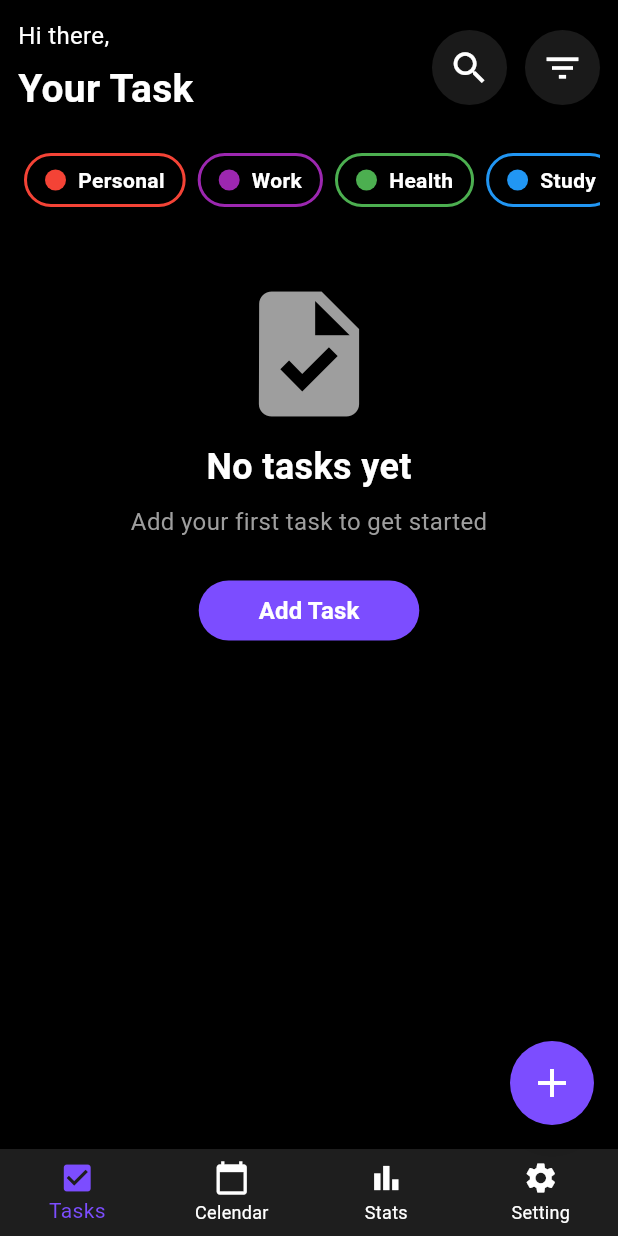
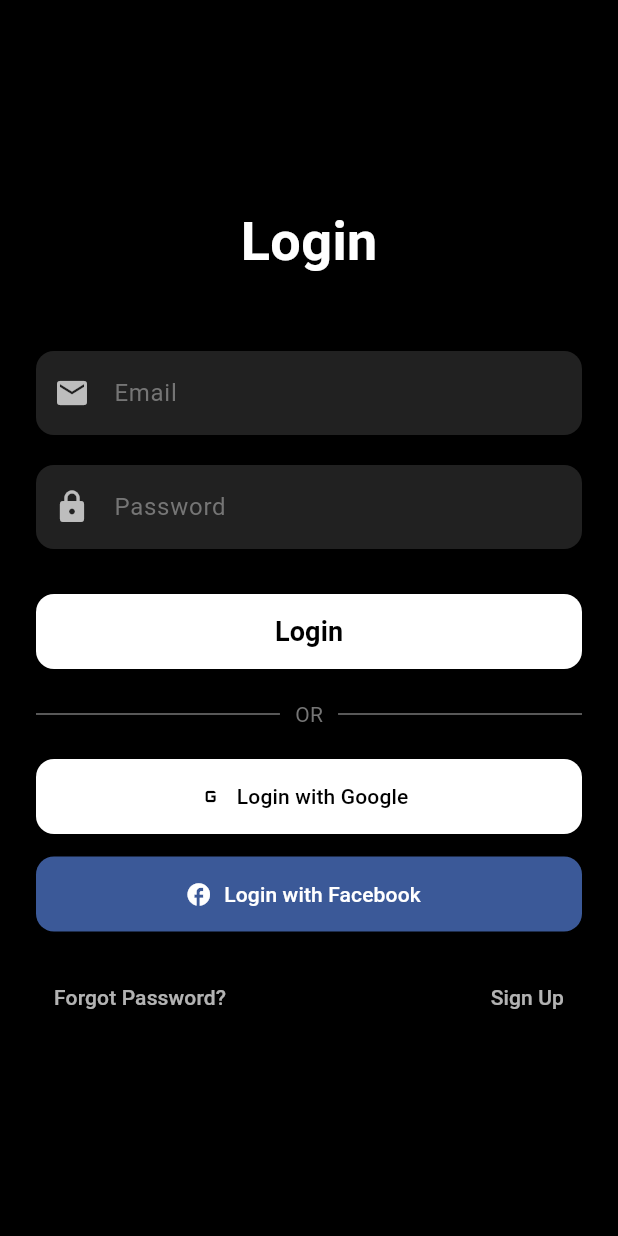
Before and after one commit to DevTapGym/to_do_list_app, a Flutter app: the screen it shows after launch, on a phone screen of 412 x 824 dp. Run offline on Flutter 3.47's test engine with Material 3 defaults, Android fonts, the phone set to English and light mode, and no system bars.

Commit message:
authScreen

```diff
--- a/lib/main.dart
+++ b/lib/main.dart
@@ -1,11 +1,12 @@
 import 'package:flutter/material.dart';
+import 'package:to_do_list_app/screens/auth/auth_screen.dart';
 import 'package:to_do_list_app/screens/celendar_screen.dart';
 import 'package:to_do_list_app/screens/setting_screen.dart';
 import 'package:to_do_list_app/screens/stats_screen.dart';
 import 'package:to_do_list_app/screens/task_screen.dart';
 
 void main() {
-  runApp(const MyApp());
+  runApp(const AuthScreen());
 }
 
 class MyApp extends StatelessWidget {
--- /dev/null
+++ b/lib/screens/auth/auth_screen.dart
@@ -0,0 +1,31 @@
+import 'package:flutter/material.dart';
+import 'package:to_do_list_app/screens/auth/login_page.dart';
+import 'package:to_do_list_app/screens/auth/register_page.dart';
+
+class AuthScreen extends StatelessWidget {
+  const AuthScreen({super.key});
+
+  @override
+  Widget build(BuildContext context) {
+    return MaterialApp(
+      debugShowCheckedModeBanner: false,
+      theme: ThemeData(
+        scaffoldBackgroundColor: Colors.black,
+        textTheme: const TextTheme(
+          bodyLarge: TextStyle(color: Colors.white),
+          bodyMedium: TextStyle(color: Colors.white),
+        ),
+      ),
+      initialRoute: '/login',
+      routes: {
+        '/login': (context) => const LoginPage(),
+        '/register': (context) => const RegisterPage(),
+      },
+    );
+  }
+}
+
+// Trang Login
+
+
+// Trang Register
--- /dev/null
+++ b/lib/screens/auth/login_page.dart
@@ -0,0 +1,147 @@
+import 'package:flutter/material.dart';
+
+class LoginPage extends StatelessWidget {
+  const LoginPage({super.key});
+
+  @override
+  Widget build(BuildContext context) {
+    return Scaffold(
+      body: Center(
+        child: SingleChildScrollView(
+          padding: const EdgeInsets.symmetric(horizontal: 24.0),
+          child: Column(
+            mainAxisAlignment: MainAxisAlignment.center,
+            children: [
+              const Text(
+                'Login',
+                style: TextStyle(
+                  color: Colors.white,
+                  fontSize: 36,
+                  fontWeight: FontWeight.bold,
+                ),
+              ),
+              const SizedBox(height: 48),
+              TextField(
+                style: const TextStyle(color: Colors.white),
+                decoration: InputDecoration(
+                  hintText: 'Email',
+                  hintStyle: TextStyle(color: Colors.grey[600]),
+                  filled: true,
+                  fillColor: Colors.grey[900],
+                  border: OutlineInputBorder(
+                    borderRadius: BorderRadius.circular(12),
+                    borderSide: BorderSide.none,
+                  ),
+                  prefixIcon: const Icon(Icons.email, color: Colors.white70),
+                ),
+              ),
+              const SizedBox(height: 20),
+              TextField(
+                style: const TextStyle(color: Colors.white),
+                obscureText: true,
+                decoration: InputDecoration(
+                  hintText: 'Password',
+                  hintStyle: TextStyle(color: Colors.grey[600]),
+                  filled: true,
+                  fillColor: Colors.grey[900],
+                  border: OutlineInputBorder(
+                    borderRadius: BorderRadius.circular(12),
+                    borderSide: BorderSide.none,
+                  ),
+                  prefixIcon: const Icon(Icons.lock, color: Colors.white70),
+                ),
+              ),
+              const SizedBox(height: 30),
+              ElevatedButton(
+                onPressed: () {},
+                style: ElevatedButton.styleFrom(
+                  backgroundColor: Colors.white,
+                  foregroundColor: Colors.black,
+                  minimumSize: const Size(double.infinity, 50),
+                  shape: RoundedRectangleBorder(
+                    borderRadius: BorderRadius.circular(12),
+                  ),
+                ),
+                child: const Text(
+                  'Login',
+                  style: TextStyle(fontSize: 18, fontWeight: FontWeight.bold),
+                ),
+              ),
+              const SizedBox(height: 20),
+              Row(
+                children: [
+                  Expanded(
+                    child: Divider(color: Colors.grey[600], thickness: 1),
+                  ),
+                  Padding(
+                    padding: const EdgeInsets.symmetric(horizontal: 10),
+                    child: Text(
+                      'OR',
+                      style: TextStyle(color: Colors.grey[600]),
+                    ),
+                  ),
+                  Expanded(
+                    child: Divider(color: Colors.grey[600], thickness: 1),
+                  ),
+                ],
+              ),
+              const SizedBox(height: 20),
+              ElevatedButton.icon(
+                onPressed: () {},
+                icon: const Icon(
+                  Icons.g_mobiledata_outlined,
+                  color: Colors.black,
+                ),
+                label: const Text('Login with Google'),
+                style: ElevatedButton.styleFrom(
+                  backgroundColor: Colors.white,
+                  foregroundColor: Colors.black,
+                  minimumSize: const Size(double.infinity, 50),
+                  shape: RoundedRectangleBorder(
+                    borderRadius: BorderRadius.circular(12),
+                  ),
+                ),
+              ),
+              const SizedBox(height: 15),
+              ElevatedButton.icon(
+                onPressed: () {},
+                icon: const Icon(Icons.facebook, color: Colors.white),
+                label: const Text('Login with Facebook'),
+                style: ElevatedButton.styleFrom(
+                  backgroundColor: const Color(0xFF3b5998),
+                  foregroundColor: Colors.white,
+                  minimumSize: const Size(double.infinity, 50),
+                  shape: RoundedRectangleBorder(
+                    borderRadius: BorderRadius.circular(12),
+                  ),
+                ),
+              ),
+              const SizedBox(height: 20),
+              Row(
+                mainAxisAlignment: MainAxisAlignment.spaceBetween,
+                children: [
+                  TextButton(
+                    onPressed: () {},
+                    child: const Text(
+                      'Forgot Password?',
+                      style: TextStyle(color: Colors.white70),
+                    ),
+                  ),
+                  TextButton(
+                    onPressed: () {
+                      Navigator.pushNamed(context, '/register');
+                    },
+                    child: const Text(
+                      'Sign Up',
+                      style: TextStyle(color: Colors.white70),
+                    ),
+                  ),
+                ],
+              ),
+            ],
+          ),
+        ),
+      ),
+    );
+  }
+}
```
Also changed, not shown: lib/screens/auth/register_page.dart (added, +126 -0 lines).
